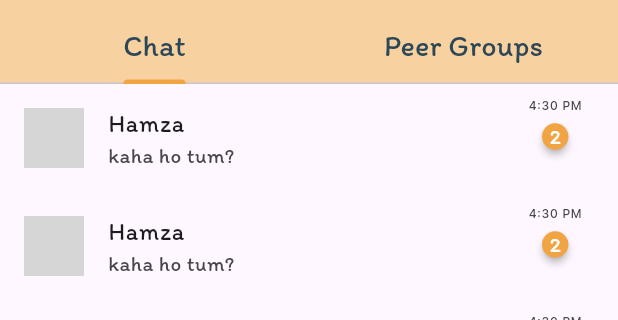
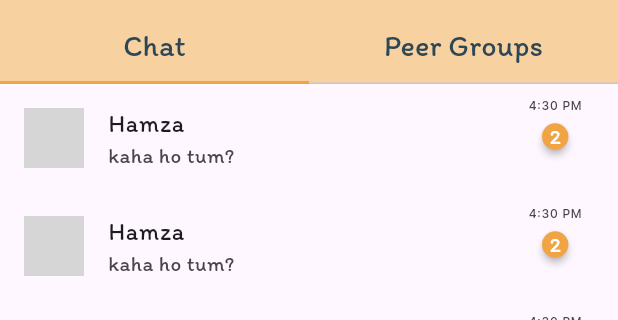
Before and after one commit to HamzaIqbalMughal/peerlink, a Flutter app: the HomeScreen screen opened by its route, on a phone screen of 412 x 824 dp, the part 72-392 px from its top. Run offline on Flutter 3.47's test engine with Material 2 defaults, Android fonts, the phone set to English and light mode, and no system bars; drawn by our look-alikes of badges; our stand-ins replace flutter_svg, fluttertoast, font_awesome_flutter, google_fonts; network calls fail; grey boxes are pictures that could not be loaded.

Commit message:
pushing for my laptop.

```diff
--- a/lib/HomeScreen.dart
+++ b/lib/HomeScreen.dart
@@ -1,9 +1,11 @@
+import 'package:flutter/gestures.dart';
 import 'package:flutter/material.dart';
 import 'package:flutter_svg/flutter_svg.dart';
 import 'package:badges/badges.dart' as badges;
 import 'package:fluttertoast/fluttertoast.dart';
 import 'package:google_fonts/google_fonts.dart';
 import 'package:peerlink/ChatScreen.dart';
+import 'components/ChatTile.dart';
 import 'constants.dart';
 // import 'package:badges/badges.dart';
 
@@ -16,16 +18,44 @@ class HomeScreen extends StatefulWidget {
   State<HomeScreen> createState() => _HomeScreenState();
 }
 
-class _HomeScreenState extends State<HomeScreen> {
+class _HomeScreenState extends State<HomeScreen>
+    with SingleTickerProviderStateMixin {
   bool isChatTab = true;
+
+  late TabController _tabController;
+
+  @override
+  void initState() {
+    // TODO: implement initState
+    super.initState();
+    _tabController = TabController(
+      length: 2,
+      vsync: this,
+    ); // error of passing 'this' is resolved by adding "SingleTickerProviderStateMixin" on _HomeScreenState class
+    _tabController.addListener(_handleTabChange);
+  }
+
+  void toggleFloatingButton() {
+    setState(() {
+      isChatTab = !isChatTab;
+    });
+  }
+  _handleTabChange(){
+    if(_tabController.indexIsChanging){
+      toggleFloatingButton();
+      print('Index is : ');
+      print(_tabController.index);
+    }
+  }
+
+  @override
+  void dispose() {
+    _tabController.dispose(); // Don't forget to dispose the controller.
+    super.dispose();
+  }
 
   @override
   Widget build(BuildContext context) {
-    void toggleFloatingButton() {
-      setState(() {
-        isChatTab = !isChatTab;
-      });
-    }
 
     return DefaultTabController(
       length: 2,
@@ -43,7 +73,13 @@ class _HomeScreenState extends State<HomeScreen> {
                   color: themeColor2,
                   size: 40,
                 ),
-          onPressed: () {},
+          onPressed: () {
+            if (isChatTab) {
+              Fluttertoast.showToast(msg: 'New Chat Pressed');
+            } else {
+              Fluttertoast.showToast(msg: 'New Group Pressed');
+            }
+          },
         ),
         appBar: AppBar(
           centerTitle: false,
@@ -93,15 +129,18 @@ class _HomeScreenState extends State<HomeScreen> {
           ],
 
           bottom: TabBar(
+            controller: _tabController,
+            indicatorSize: TabBarIndicatorSize.tab,
+            indicatorWeight: 2,
+            indicatorColor: themeColor1,
+            unselectedLabelColor: themeColor2,
             labelColor: themeColor2,
+            // isScrollable: true,
             labelStyle: TextStyle(
               fontSize: 20,
               fontFamily: 'Itim',
               fontWeight: FontWeight.w400,
             ),
-            indicatorColor: themeColor1,
-            indicatorWeight: 2,
-            unselectedLabelColor: themeColor2,
             onTap: (index) {
               if ((index == 0 && !isChatTab) || (index == 1 && isChatTab)) {
                 toggleFloatingButton();
@@ -130,95 +169,17 @@ class _HomeScreenState extends State<HomeScreen> {
             ListView.builder(
               itemCount: 25,
               itemBuilder: (context, index) {
-                return ListTile(
-                  leading: CircleAvatar(
-                    backgroundImage: NetworkImage(
-                        'https://images.pexels.com/photos/220453/pexels-photo-220453.jpeg?auto=compress&cs=tinysrgb&w=1260&h=750&dpr=1'),
-                  ),
-                  title: Text('Hamza'),
-                  subtitle: Text('kaha ho tum? '),
-                  // trailing: Text('1:22pm'),
-                  trailing: Column(
-                    children: [
-                      Text(
-                        '4:30 PM',
-                        style: TextStyle(
-                          fontFamily: 'Inter',
-                          fontSize: 8,
-                        ),
-                        // style: GoogleFonts.getFont(
-                        //   'Inter',
-                        //   fontSize: 8,
-                        //   // color: Colors.red,
-                        // ),
-                      ),
-                      badges.Badge(
-                        badgeStyle: badges.BadgeStyle(
-                          badgeColor: themeColor1,
-                        ),
-                        badgeContent: Text(
-                          '2',
-                          style: TextStyle(
-                            color: Colors.white,
-                          ),
-                        ),
-                      ),
-                    ],
-                  ),
-                  // dense: true,
-                  onTap: () {
-                    Navigator.pushNamed(context, ChatScreen.screen_id);
-                    // Navigator.push(
-                    //     context,
-                    //     MaterialPageRoute(
-                    //       builder: (context)=> ChatScreen(),
-                    //     )
-                    // );
-                  },
-                );
+
+                return ChatTile();
               },
             ),
             ListView.builder(
               itemCount: 25,
               itemBuilder: (context, index) {
-                return ListTile(
-                  leading: CircleAvatar(
-                    backgroundImage: NetworkImage(
-                        'https://images.pexels.com/photos/220453/pexels-photo-220453.jpeg?auto=compress&cs=tinysrgb&w=1260&h=750&dpr=1'),
-                  ),
-                  title: Text('CS Group'),
-                  subtitle: Text('Hello Everyone'),
-                  trailing: Column(
-                    children: [
-                      Text(
-                        '4:30 PM',
-                        style: TextStyle(
-                          fontFamily: 'Inter',
-                          fontSize: 8,
-                        ),
-                        // style: GoogleFonts.getFont(
-                        //   'Inter',
-                        //   fontSize: 8,
-                        // ),
-                      ),
-                      badges.Badge(
-                        badgeStyle: badges.BadgeStyle(
-                          badgeColor: themeColor1,
-                        ),
-                        badgeContent: Text(
-                          '2',
-                          style: TextStyle(
-                            color: Colors.white,
-                          ),
-                        ),
-                      ),
-                    ],
-                  ),
-                  onTap: () {},
-                );
+
+                return ChatTile();
               },
             ),
-            // Center(child: Text('Groups')),
           ],
         ),
       ),
--- /dev/null
+++ b/lib/components/ChatTile.dart
@@ -0,0 +1,62 @@
+import 'package:flutter/cupertino.dart';
+import 'package:flutter/material.dart';
+import 'package:badges/badges.dart' as badges;
+import '../ChatScreen.dart';
+import '../constants.dart';
+
+
+class ChatTile extends StatelessWidget {
+  const ChatTile({
+    super.key,
+  });
+
+  @override
+  Widget build(BuildContext context) {
+    return ListTile(
+      leading: CircleAvatar(
+        backgroundImage: NetworkImage(
+            'https://images.pexels.com/photos/220453/pexels-photo-220453.jpeg?auto=compress&cs=tinysrgb&w=1260&h=750&dpr=1'),
+      ),
+      title: Text('Hamza'),
+      subtitle: Text('kaha ho tum? '),
+      // trailing: Text('1:22pm'),
+      trailing: Column(
+        children: [
+          Text(
+            '4:30 PM',
+            style: TextStyle(
+              fontFamily: 'Inter',
+              fontSize: 8,
+            ),
+            // style: GoogleFonts.getFont(
+            //   'Inter',
+            //   fontSize: 8,
+            //   // color: Colors.red,
+            // ),
+          ),
+          badges.Badge(
+            badgeStyle: badges.BadgeStyle(
+              badgeColor: themeColor1,
+            ),
+            badgeContent: Text(
+              '2',
+              style: TextStyle(
+                color: Colors.white,
+              ),
+            ),
+          ),
+        ],
+      ),
+      // dense: true,
+      onTap: () {
+        Navigator.pushNamed(context, ChatScreen.screen_id);
+        // Navigator.push(
+        //     context,
+        //     MaterialPageRoute(
+        //       builder: (context)=> ChatScreen(),
+        //     )
+        // );
+      },
+    );
+  }
+}
```
